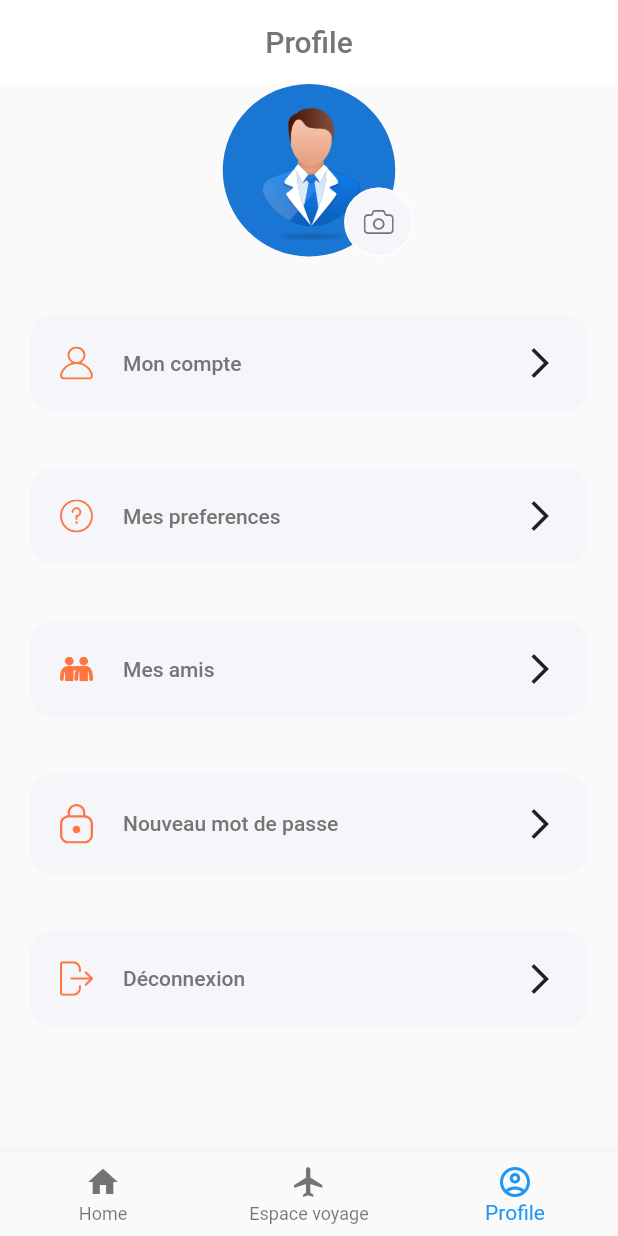
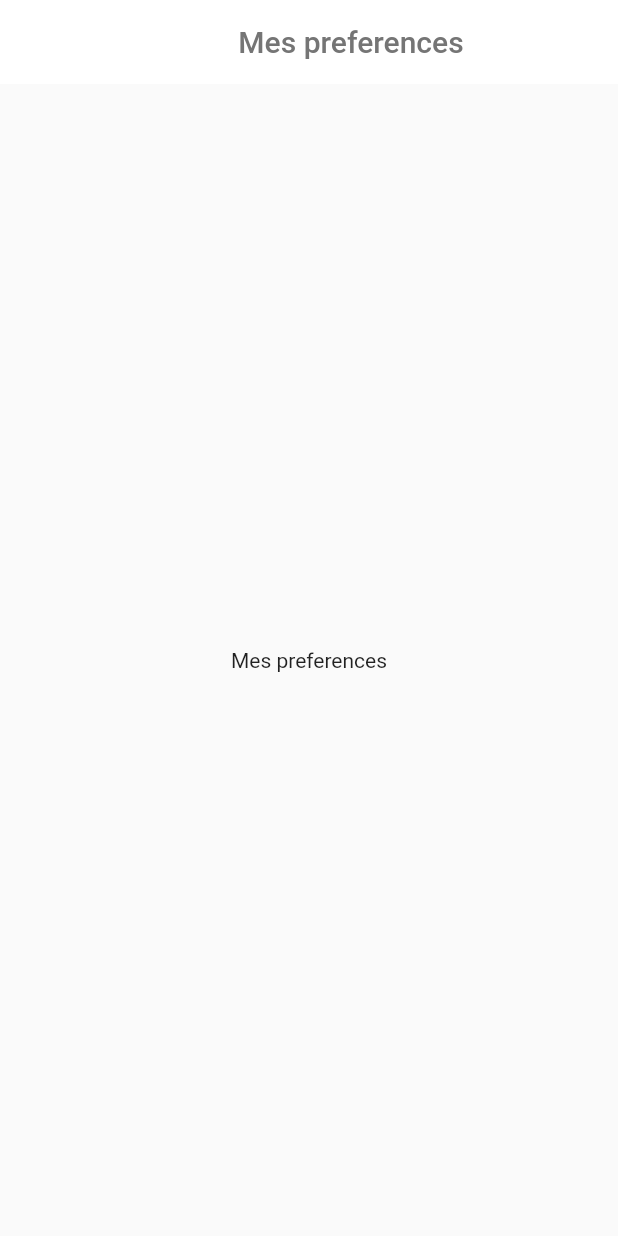
Before and after one commit to vander99/Trip-planning-mobile-application, a Flutter app: the screen it shows once a user with an empty profile is signed in, item 3 of the bottom bar chosen, after a tap on "Mes preferences", on a phone screen of 412 x 824 dp. Run offline on Flutter 3.47's test engine with Material 2 defaults, Android fonts, the phone set to English and light mode, and no system bars; our stand-ins replace cloud_firestore, firebase_auth, firebase_core, flutter_svg, google_fonts; accounts and stored records are empty.

Commit message:
navigation dans routes.js

```diff
--- a/client/lib/main.dart
+++ b/client/lib/main.dart
@@ -1,6 +1,11 @@
 import 'package:client/authentication_service.dart';
 import 'package:client/home.dart';
+import 'package:client/profile/Mes_Amis/mes_amis.dart';
+import 'package:client/profile/Mes_Preferences/mes_preferences.dart';
+import 'package:client/profile/Nvx_Mdp/nvx_mdp.dart';
+import 'package:client/routes.dart';
 import 'package:client/signin.dart';
+import 'package:client/profile/Mon_Compte/mon_compte.dart';
 import 'package:firebase_auth/firebase_auth.dart';
 import 'package:firebase_core/firebase_core.dart';
 import 'package:flutter/material.dart';
@@ -34,7 +39,9 @@ class MyApp extends StatelessWidget {
               primarySwatch: Colors.blue,
               visualDensity: VisualDensity.adaptivePlatformDensity,
             ),
-            home: AuthenticationWrapper()));
+            home: AuthenticationWrapper(),
+            routes: getRoutes()));
+    ;
   }
 }
 
--- /dev/null
+++ b/client/lib/profile/Mes_Preferences/mes_preferences.dart
@@ -0,0 +1,24 @@
+import 'package:flutter/material.dart';
+
+class MesPreferences extends StatelessWidget {
+  const MesPreferences({Key? key}) : super(key: key);
+
+  static String route = "mes_preferences";
+
+  @override
+  Widget build(BuildContext context) {
+    return Scaffold(
+      appBar: new AppBar(
+        title: const Center(
+            child: Text('Mes preferences',
+                style: TextStyle(color: Color(0xFF757575)))),
+        backgroundColor: Colors.white,
+        elevation: 0,
+        brightness: Brightness.light,
+      ),
+      body: const Center(
+        child: Text('Mes preferences'),
+      ),
+    );
+  }
+}
--- a/client/lib/profile/body.dart
+++ b/client/lib/profile/body.dart
@@ -17,19 +17,27 @@ class Body extends StatelessWidget {
         ProfileMenu(
             icon: "assets/images/Icons/user.svg",
             text: "Mon compte",
-            press: () {}),
+            press: () {
+              Navigator.pushNamed(context, "mon_compte");
+            }),
         ProfileMenu(
             icon: "assets/images/Icons/preferences.svg",
             text: "Mes preferences",
-            press: () {}),
+            press: () {
+              Navigator.pushNamed(context, "mes_preferences");
+            }),
         ProfileMenu(
             icon: "assets/images/Icons/friends.svg",
             text: "Mes amis",
-            press: () {}),
+            press: () {
+              Navigator.pushNamed(context, "mes_amis");
+            }),
         ProfileMenu(
             icon: "assets/images/Icons/Lock.svg",
             text: "Nouveau mot de passe",
-            press: () {}),
+            press: () {
+              Navigator.pushNamed(context, "nvx_mdp");
+            }),
         ProfileMenu(
             icon: "assets/images/Icons/LogOut.svg",
             text: "Déconnexion",
--- /dev/null
+++ b/client/lib/routes.dart
@@ -0,0 +1,13 @@
+import 'package:client/profile/Mes_Amis/mes_amis.dart';
+import 'package:client/profile/Mes_Preferences/mes_preferences.dart';
+import 'package:client/profile/Nvx_Mdp/nvx_mdp.dart';
+import 'package:client/profile/Mon_Compte/mon_compte.dart';
+
+getRoutes() {
+  return {
+    MonCompte.route: (context) => MonCompte(),
+    MesAmis.route: (context) => MesAmis(),
+    MesPreferences.route: (context) => MesPreferences(),
+    NvxMdp.route: (context) => NvxMdp()
+  };
+}
```
Also changed, not shown: client/lib/profile/Mes_Amis/mes_amis.dart (added, +24 -0 lines), client/lib/profile/Mon_Compte/mon_compte.dart (added, +24 -0 lines), client/lib/profile/Nvx_Mdp/nvx_mdp.dart (added, +24 -0 lines).
